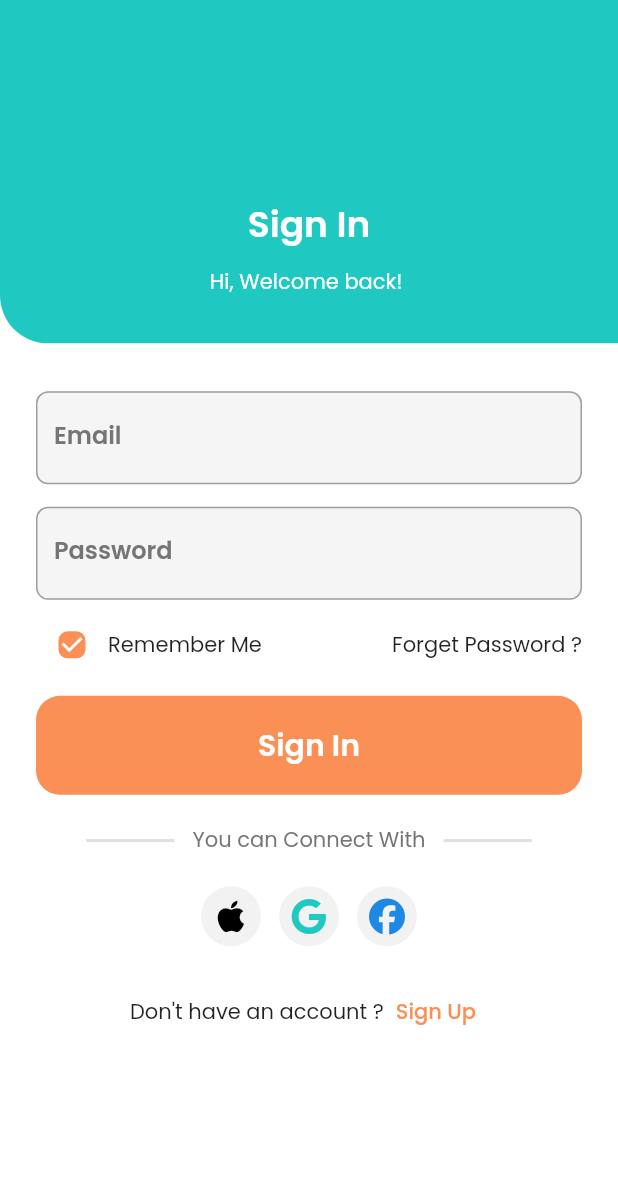
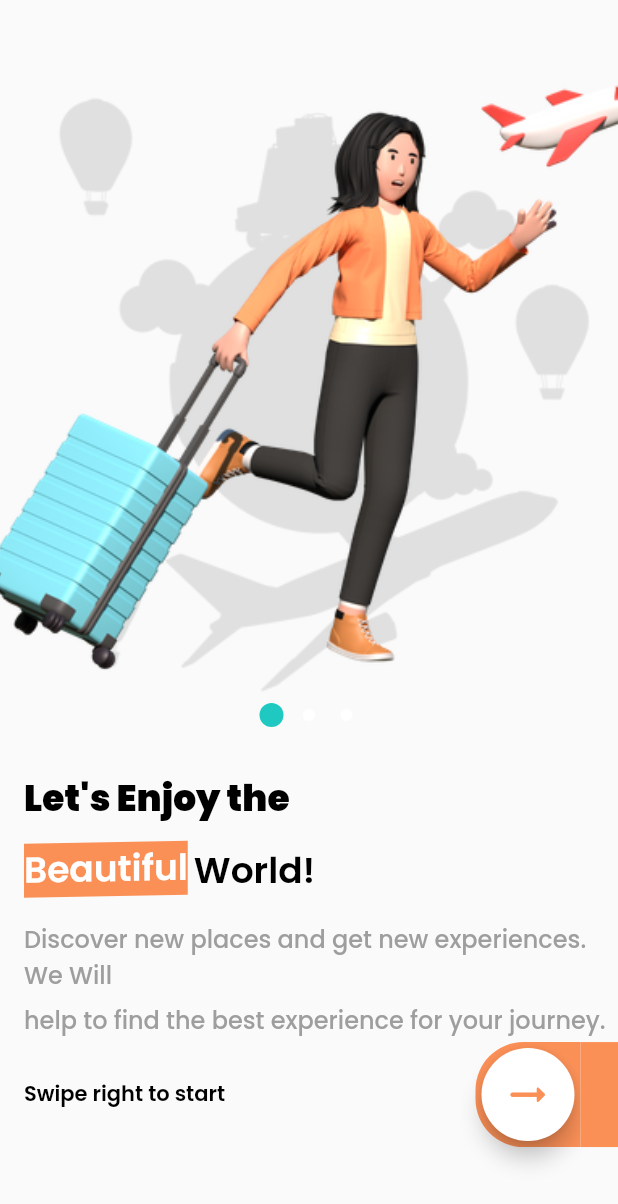
Before and after one commit to mostafaramadanhamed/travel_booking, a Flutter app: the screen it shows after launch, on a phone screen of 412 x 824 dp. Shown: the top 1204 px of the screen. Run offline on Flutter 3.47's test engine with Material 2 defaults, Android fonts, the phone set to English and light mode, and no system bars; our stand-ins replace another_carousel_pro, font_awesome_flutter, google_fonts.

Commit message:
edit splash

```diff
--- /dev/null
+++ b/lib/core/utils/app_assets.dart
@@ -0,0 +1,9 @@
+abstract class AppAssets{
+
+
+  static const kSplashBackgroundPhoto='assets/images/R.png';
+  static const kSplashPhoto1='assets/images/imag1.png';
+  static const kSplashPhoto2='assets/images/imag2.jpg';
+  static const kSplashPhoto3='assets/images/imag3.jpg';
+
+}
--- a/lib/features/splash/presentation/views/splash view.dart
+++ b/lib/features/splash/presentation/views/splash view.dart
@@ -1,135 +1,151 @@
 import 'package:another_carousel_pro/another_carousel_pro.dart';
 import 'package:flutter/material.dart';
+import 'package:font_awesome_flutter/font_awesome_flutter.dart';
+import 'package:travel_booking/core/utils/app_assets.dart';
+import 'package:travel_booking/core/utils/app_color.dart';
+import 'package:travel_booking/core/utils/styles.dart';
+import 'package:travel_booking/features/login/presentation/views/login.dart';
 
 
-class HomePage extends StatefulWidget {
-  const HomePage({super.key});
+class SplashView extends StatefulWidget {
+  const SplashView({super.key});
 
   @override
-  State<HomePage> createState() => _HomePageState();
+  State<SplashView> createState() => _SplashViewState();
 }
 
-class _HomePageState extends State<HomePage> {
+class _SplashViewState extends State<SplashView> {
   @override
   Widget build(BuildContext context) {
+    final size=MediaQuery.of(context).size;
     return Scaffold(
       body: SingleChildScrollView(
         child: Stack(
           children: [
              Image(
-              image: AssetImage('images/R.png'),
+              image: const AssetImage(AppAssets.kSplashBackgroundPhoto),
               fit: BoxFit.cover,
+              height: size.height/1.6,
+               width: size.width,
+               color: Colors.grey.shade300,
             ),
             Column(
               mainAxisAlignment: MainAxisAlignment.start,
               crossAxisAlignment: CrossAxisAlignment.start,
               children: [
                 SizedBox(
-                  height: 400,
+                  height: size.height/1.7,
                   width: double.infinity,
                   child: AnotherCarousel(
                     images: const [
-                      AssetImage('images/imag1.png'),
-                      AssetImage('images/imag2.jpg'),
-                      AssetImage('images/imag3.jpg')
+                      AssetImage(AppAssets.kSplashPhoto1),
+                      AssetImage(AppAssets.kSplashPhoto2),
+                      AssetImage(AppAssets.kSplashPhoto3),
                     ],
                     borderRadius: true,
                     radius: const Radius.circular(30),
                     dotBgColor: Colors.transparent,
-                    dotIncreasedColor: const Color(0XFFFB9057),
-                    dotSize: 6,
+                    dotIncreasedColor:AppColor.kPrimaryColor,
                     indicatorBgPadding: 0,
                   ),
                 ),
-                SizedBox(
-                  height: 30,
-                ),
-                Column(
+
+                Padding(
+                  padding: const EdgeInsets.only(top: 30),
+                  child: Column(
                     mainAxisAlignment: MainAxisAlignment.start,
                     crossAxisAlignment: CrossAxisAlignment.start,
                     children: [
-                    const Padding(
-                      padding: EdgeInsets.only(left: 16),
+                       Padding(
+                        padding: const EdgeInsets.only(left: 16),
                         child: Text(
                           "Let's Enjoy the",
-                        style: TextStyle(
-                            fontSize: 25, fontWeight: FontWeight.w900),
+                          style: Styles.textStyle24.copyWith(fontWeight: FontWeight.w900,color: Colors.black),
                         ),
                       ),
                       Row(
                         children: [
                           Container(
-                            color: const Color(0XFFFB9057),
+                              color: AppColor.kSecondaryColor,
+                              transform: Matrix4.skewY(666),
                               margin:
                               const EdgeInsets.fromLTRB(16.0, 12.0, 4, 12.0),
                               child: const Text(
                                 'Beautiful',
-                              style: TextStyle(
-                                  fontSize: 25,
-                                  color: Colors.white,
-                                  fontWeight: FontWeight.bold),
+                                style: Styles.textStyle24,
                               )),
-                        const Text(
+                           Text(
                             'World!',
-                          style: TextStyle(
-                              fontSize: 25, fontWeight: FontWeight.w900),
+                            style:Styles.textStyle24.copyWith(color: Colors.black),
                           ),
                         ],
                       ),
-                    const Padding(
-                      padding: EdgeInsets.fromLTRB(16.0, 3, 4, 3),
+                       Padding(
+                        padding: const EdgeInsets.fromLTRB(16.0, 3, 4, 3),
                         child: Text(
                           "Discover new places and get new experiences. We Will",
-                        style: TextStyle(
-                          fontSize: 16,
-                          color: Color(0XFF868686),
+                          style: Styles.textStyle16.copyWith(color: Colors.grey),
                         ),
                       ),
-                    ),
-                    const Padding(
-                      padding: EdgeInsets.fromLTRB(16.0, 3, 4, 3),
+                       Padding(
+                        padding: const EdgeInsets.fromLTRB(16.0, 3, 4, 3),
                         child: Text(
                           'help to find the best experience for your journey.',
-                        style: TextStyle(
-                          fontSize: 16,
-                          color: Color(0XFF868686),
+                          style: Styles.textStyle16.copyWith(color: Colors.grey),
+
     ),
                       ),
-                    ),
+                      Padding(
+                        padding: const EdgeInsets.only(left: 16),
+                        child: Row(
+                          children: [
+                             Text('Swipe right to start',style: Styles.textStyle14.copyWith(fontWeight: FontWeight.w600),),
+                            const Spacer(),
                             Row(
                               children: [
-                        const Padding(
-                          padding: EdgeInsets.fromLTRB(16, 20, 0, 0),
-                          child: Text('Swipe right to start'),
-                        ),
                                 Container(
                                   decoration: BoxDecoration(
-                            borderRadius: BorderRadius.circular(
-                              80,
+                                    color: AppColor.kSecondaryColor,
+                                    borderRadius: BorderRadius.only(
+                                      topLeft: Radius.circular(32),
+                                      bottomLeft: Radius.circular(32),
                                     ),
                                     border: Border.all(
                                       color: const Color(0XFFFB9057),
-                              width: 3,
+                                      width: 4,
                                       style: BorderStyle.solid,
                                     ),
                                   ),
-                          margin: const EdgeInsets.fromLTRB(250, 30, 0, 0),
                                   width: 70,
                                   height: 70,
                                   child: FloatingActionButton(
                                     focusColor: Colors.white,
                                     backgroundColor: Colors.white,
-                            onPressed: () {},
+                                    onPressed: () {
+                                      Navigator.of(context).push(MaterialPageRoute(builder: (context)=>const LoginView(),));
+                                    },
                                     child: const Icon(
                                       Icons.arrow_right_alt_rounded,
                                       color: Color(0XFFFB9057),
                                       size: 35,
+                                    ),),
+                                  ),
+                                Container(height: 70,width: 25,
+                                  padding: EdgeInsets.zero,
+                                  margin: EdgeInsets.zero,
+                                  decoration: BoxDecoration(
+                                      color: AppColor.kSecondaryColor,
                                   ),
                                 ),
-                        ),
+
                               ],
                             )
+
                           ],
+                        ),
+                      )
+                    ],
+                  ),
                 )
               ],
             ),
--- a/lib/main.dart
+++ b/lib/main.dart
@@ -2,6 +2,7 @@ import 'package:flutter/material.dart';
 import 'package:google_fonts/google_fonts.dart';
 
 import 'features/login/presentation/views/login.dart';
+import 'features/splash/presentation/views/splash view.dart';
 
 void main() {
   runApp(const TravelBookingApp());
@@ -19,7 +20,7 @@ class TravelBookingApp extends StatelessWidget {
       theme: ThemeData(
         textTheme: GoogleFonts.poppinsTextTheme(),
       ),
-      home: const LoginView(),
+      home: const SplashView(),
     );
   }
 }
--- a/pubspec.yaml
+++ b/pubspec.yaml
@@ -65,8 +65,8 @@ flutter:
   uses-material-design: true
 
   # To add assets to your application, add an assets section, like this:
-  # assets:
-  #   - images/a_dot_burr.jpeg
+  assets:
+    - assets/images/
   #   - images/a_dot_ham.jpeg
 
   # An image asset can refer to one or more resolution-specific "variants", see
```
Lines whose indentation alone changed are shown as unchanged.
